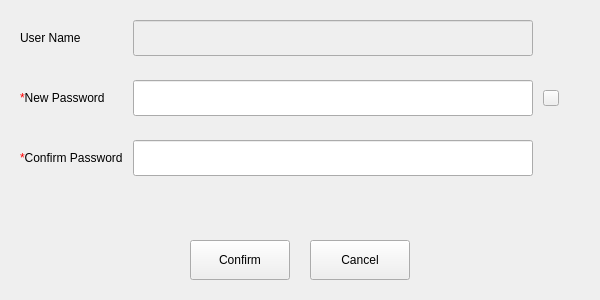
First picture: the form in src/pages/system/user-manager/user-update-dialog.ui, repository openeuler-mirror/ks-scmc-gui, before the edit.
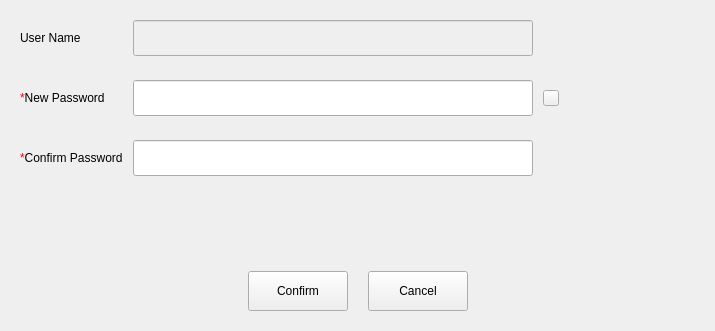
Second picture: the form after the edit.

Commit message: fix（pages）：modify size - 完善控件的大小

```diff
--- a/src/pages/system/user-manager/user-update-dialog.ui
+++ b/src/pages/system/user-manager/user-update-dialog.ui
@@ -6,22 +6,10 @@
    <rect>
     <x>0</x>
     <y>0</y>
-    <width>600</width>
-    <height>300</height>
+    <width>715</width>
+    <height>331</height>
    </rect>
   </property>
-  <property name="minimumSize">
-   <size>
-    <width>600</width>
-    <height>300</height>
-   </size>
-  </property>
-  <property name="maximumSize">
-   <size>
-    <width>600</width>
-    <height>300</height>
-   </size>
-  </property>
   <property name="windowTitle">
    <string>Form</string>
   </property>
```
